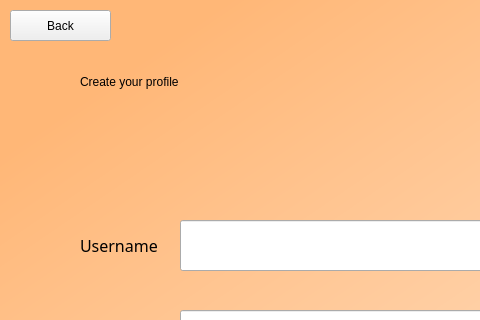
The window that profile.ui (cnTalon/READ) describes before a commit, drawn with Qt 5; both pictures show x 0 to 480 and y 0 to 320 of the 1200 by 800 pixel window.
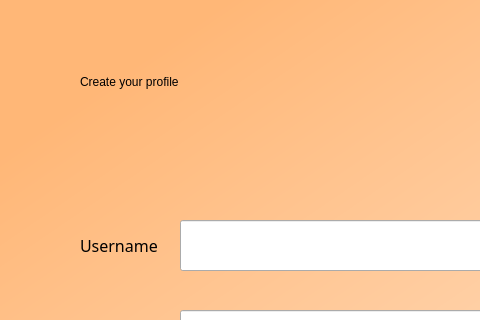
The same window after the commit.

Commit message: admin authentication was worked on

Diff of the .ui file:
```diff
--- a/profile.ui
+++ b/profile.ui
@@ -293,22 +293,6 @@
      </item>
     </layout>
    </widget>
-   <widget class="QPushButton" name="backButton_2">
-    <property name="geometry">
-     <rect>
-      <x>10</x>
-      <y>10</y>
-      <width>101</width>
-      <height>31</height>
-     </rect>
-    </property>
-    <property name="styleSheet">
-     <string notr="true">font: 12pt &quot;DengXian&quot;;</string>
-    </property>
-    <property name="text">
-     <string>Back</string>
-    </property>
-   </widget>
   </widget>
  </widget>
  <resources>
```
Left out of the diff: 5 changed lines with no effect on the pictures. The commit also changes 1 other file.
